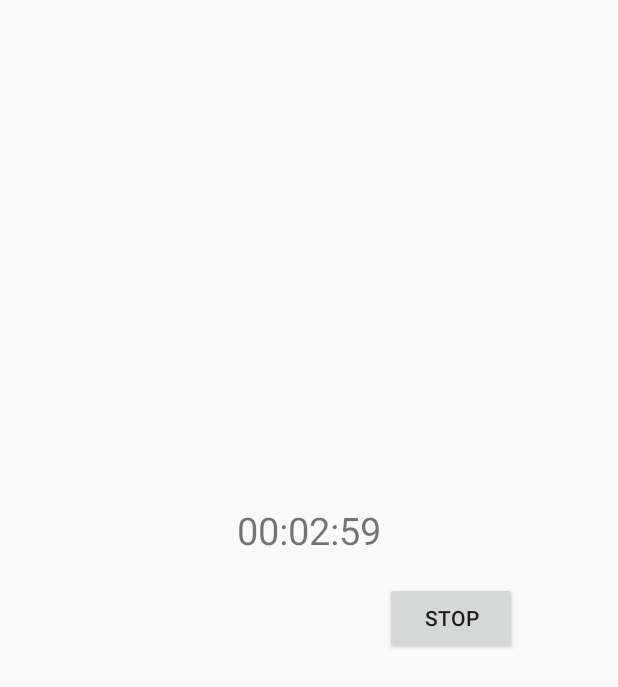
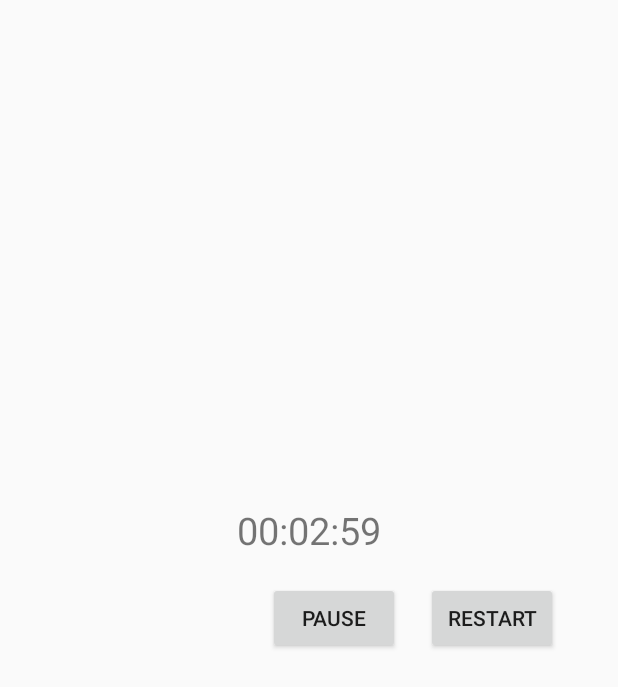
Before and after one commit to aprestona/Steeped., an Android app: the Timer screen opened directly, with no data from a screen before it, after a tap on "START", on a phone screen of 412 x 824 dp. Shown: the top 687 px of the screen. Run offline under Robolectric (Android 15) with nearby library versions, the phone set to English and light mode, and no system bars.

Commit message:
Changed some timer and manifest stuff
Changed some timer and manifest stuff

```diff
--- a/app/src/main/AndroidManifest.xml
+++ b/app/src/main/AndroidManifest.xml
@@ -9,7 +9,7 @@ package="sonsoflibertea.steeped">
     android:theme="@style/AppTheme" >
     <activity
         android:name=".SplashScreen"
-        android:label="@string/app_name" >
+        android:label="@string/title_activity_splash_screen" >
         <intent-filter>
             <action android:name="android.intent.action.MAIN" />
 
@@ -22,7 +22,7 @@ package="sonsoflibertea.steeped">
     </activity>
     <activity
         android:name=".StrengthDesire"
-        android:label="blarg" >
+        android:label="@string/title_activity_strength_desire" >
     </activity>
     <activity
         android:name=".TeaType"
--- a/app/src/main/java/sonsoflibertea/steeped/Timer.java
+++ b/app/src/main/java/sonsoflibertea/steeped/Timer.java
@@ -4,10 +4,7 @@ package sonsoflibertea.steeped;
  * Created by james_000 on 4/4/2015.
  */
 
-import android.annotation.SuppressLint;
-import android.annotation.TargetApi;
 import android.app.Activity;
-import android.os.Build;
 import android.os.Bundle;
 import android.os.CountDownTimer;
 import android.view.View;
@@ -20,6 +17,7 @@ public class Timer extends Activity {
 
     Button btnStart;
     Button btnStop;
+    Button btnPause;
     TextView textViewTime;
 
     @Override
@@ -29,7 +27,9 @@ public class Timer extends Activity {
 
         btnStart = (Button)findViewById(R.id.btnStart);
         btnStop = (Button)findViewById(R.id.btnStop);
+        btnPause = (Button)findViewById(R.id.btnPause);
         btnStop.setVisibility(View.GONE);
+        btnPause.setVisibility(View.GONE);
         textViewTime = (TextView)findViewById(R.id.textViewTime);
         textViewTime.setText("00:03:00");
 
@@ -39,6 +39,7 @@ public class Timer extends Activity {
                 timer.start();
                 btnStart.setVisibility(View.GONE);
                 btnStop.setVisibility(View.VISIBLE);
+                btnPause.setVisibility(View.VISIBLE);
             }
         });
 
@@ -47,6 +48,14 @@ public class Timer extends Activity {
                 timer.cancel();
                 btnStart.setVisibility(View.VISIBLE);
                 btnStop.setVisibility(View.GONE);
+                btnPause.setVisibility(View.GONE);
+            }
+        });
+
+        btnPause.setOnClickListener(new View.OnClickListener() {
+            public void onClick(View v) {
+                timer.cancel();
+                btnStart.setVisibility(View.VISIBLE);
             }
         });
     }
--- a/app/src/main/res/layout/timer.xml
+++ b/app/src/main/res/layout/timer.xml
@@ -11,7 +11,7 @@
         android:layout_height="wrap_content"
         android:layout_alignParentLeft="true"
         android:layout_centerVertical="true"
-        android:layout_marginLeft="28dp"
+        android:layout_marginLeft="40dp"
         android:text="Start"/>
 
     <Button
@@ -20,8 +20,17 @@
         android:layout_height="wrap_content"
         android:layout_alignParentRight="true"
         android:layout_centerVertical="true"
-        android:layout_marginRight="67dp"
-        android:text="Stop"/>
+        android:layout_marginRight="40dp"
+        android:text="Restart"/>
+
+    <Button
+        android:id="@+id/btnPause"
+        android:layout_width="wrap_content"
+        android:layout_height="wrap_content"
+        android:layout_alignParentRight="true"
+        android:layout_centerVertical="true"
+        android:layout_marginRight="145dp"
+        android:text="Pause"/>
 
     <TextView
         android:id="@+id/textViewTime"
```
